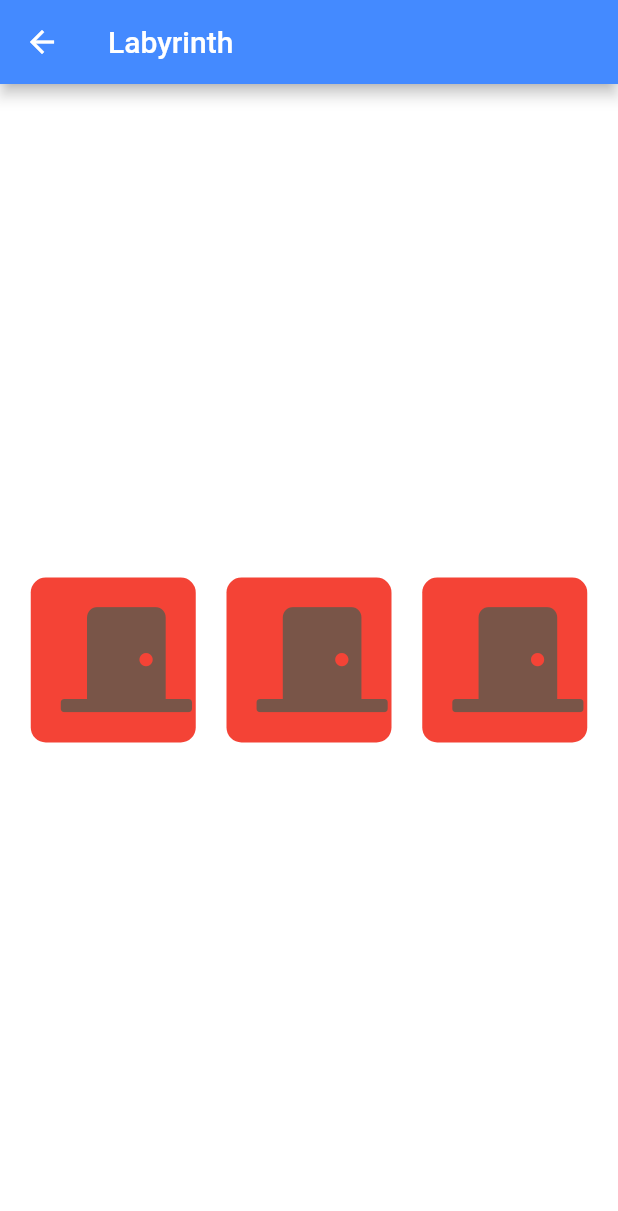
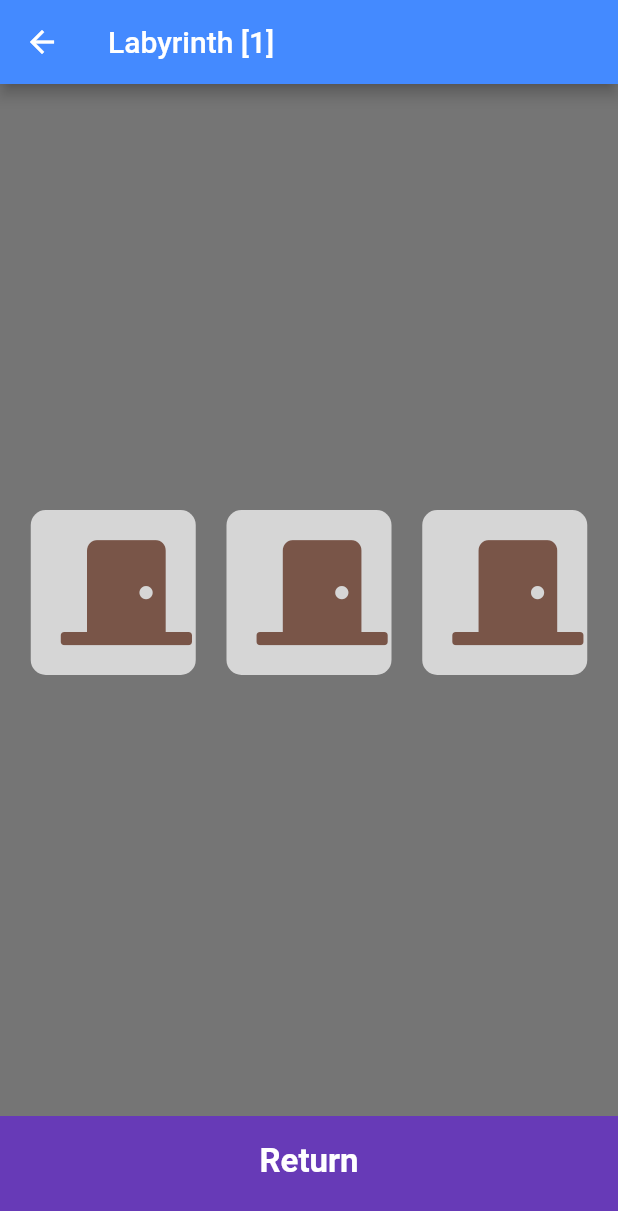
Before and after one commit to viqizevic/doors-labyrinth-flutter, a Flutter app: the screen it shows after launch, after a tap on an icon or button, on a phone screen of 412 x 824 dp. Shown: the top 1211 px of the screen. Run offline on Flutter 3.47's test engine with Material 2 defaults, Android fonts, the phone set to English and light mode, and no system bars; our stand-ins replace font_awesome_flutter.

Commit message:
Done labyrinth

```diff
--- /dev/null
+++ b/lib/components/bottom_button.dart
@@ -0,0 +1,32 @@
+import 'package:flutter/material.dart';
+import 'package:doors_labyrinth_flutter/constants.dart';
+
+class BottomButton extends StatelessWidget {
+  const BottomButton({
+    @required this.title,
+    this.onTap,
+  });
+
+  final String title;
+  final Function onTap;
+
+  @override
+  Widget build(BuildContext context) {
+    return GestureDetector(
+      onTap: onTap,
+      child: Container(
+        child: Center(
+          child: Text(
+            title,
+            style: kLargeButtonTextStyle,
+          ),
+        ),
+        color: kBottomContainerColor,
+        height: kBottomContainerHeight,
+        width: double.infinity,
+        margin: EdgeInsets.only(top: 10.0),
+        padding: EdgeInsets.only(bottom: 20.0),
+      ),
+    );
+  }
+}
--- a/lib/components/door_element.dart
+++ b/lib/components/door_element.dart
@@ -2,8 +2,17 @@ import 'package:flutter/material.dart';
 import 'package:doors_labyrinth_flutter/constants.dart';
 import 'package:font_awesome_flutter/font_awesome_flutter.dart';
 import 'package:doors_labyrinth_flutter/screens/doors_page.dart';
+import 'package:doors_labyrinth_flutter/labyrinth_map.dart';
 
 class DoorElement extends StatelessWidget {
+  DoorElement({
+    @required this.doorNumber,
+    @required this.labyrinthMap,
+  });
+
+  final int doorNumber;
+  final LabyrinthMap labyrinthMap;
+
   @override
   Widget build(BuildContext context) {
     return Column(
@@ -11,10 +20,13 @@ class DoorElement extends StatelessWidget {
       children: <Widget>[
         GestureDetector(
           onTap: () {
+            labyrinthMap.moveOn(doorNumber);
             Navigator.push(
               context,
               MaterialPageRoute(builder: (context) {
-                return DoorsPage();
+                return DoorsPage(
+                  labyrinthMap: labyrinthMap,
+                );
               }),
             );
           },
@@ -26,7 +38,7 @@ class DoorElement extends StatelessWidget {
             ),
             padding: EdgeInsets.all(20.0),
             decoration: BoxDecoration(
-              color: Colors.red,
+              color: Colors.white70,
               borderRadius: BorderRadius.circular(10.0),
             ),
           ),
--- a/lib/constants.dart
+++ b/lib/constants.dart
@@ -3,16 +3,21 @@ import 'package:flutter/material.dart';
 const double kBottomContainerHeight = 80.0;
 const Color kDoorColor = Colors.brown;
 const Color kBoxColor = Colors.blueAccent;
-const Color kBottomContainerColor = Colors.purpleAccent;
+const Color kBottomContainerColor = Colors.deepPurple;
 
 const kLabelTextStyle = TextStyle(
-  fontSize: 18.0,
+  fontSize: 22.0,
   color: Color(0xFF8D8E98),
   fontWeight: FontWeight.bold,
 );
 
 const kResultTextStyle = TextStyle(
   fontSize: 22.0,
-  color: Colors.red,
+  color: Colors.greenAccent,
   fontWeight: FontWeight.bold,
 );
+
+const kLargeButtonTextStyle = TextStyle(
+  fontSize: 22.0,
+  fontWeight: FontWeight.bold,
+);
--- /dev/null
+++ b/lib/labyrinth_map.dart
@@ -0,0 +1,31 @@
+class LabyrinthMap {
+  List<int> _path = [];
+
+  String toString() {
+    return _path.toString();
+  }
+
+  bool isAtTheBeginning() {
+    return _path.isEmpty;
+  }
+
+  void moveOn(int doorNumber) {
+    _path.add(doorNumber);
+  }
+
+  void returnToPreviousDoor() {
+    _path.removeLast();
+  }
+
+  bool findTheWayOut() {
+    return _path.toString() == '[3, 2, 1]';
+  }
+
+  bool isStuckInLabyrinth() {
+    return !findTheWayOut();
+  }
+
+  bool isGoingToDeep() {
+    return 4 <= _path.length;
+  }
+}
--- a/lib/main.dart
+++ b/lib/main.dart
@@ -1,18 +1,23 @@
 import 'package:flutter/material.dart';
 import 'package:doors_labyrinth_flutter/screens/doors_page.dart';
+import 'labyrinth_map.dart';
 
 void main() => runApp(DoorsLabyrinth());
 
 class DoorsLabyrinth extends StatelessWidget {
+  final LabyrinthMap labyrinthMap = LabyrinthMap();
+
   @override
   Widget build(BuildContext context) {
     return MaterialApp(
       theme: ThemeData.dark().copyWith(
         primaryColor: Colors.blueAccent,
-        scaffoldBackgroundColor: Colors.white,
+        scaffoldBackgroundColor: Colors.black54,
         accentColor: Colors.deepPurpleAccent,
       ),
-      home: DoorsPage(),
+      home: DoorsPage(
+        labyrinthMap: labyrinthMap,
+      ),
     );
   }
 }
--- a/lib/screens/doors_page.dart
+++ b/lib/screens/doors_page.dart
@@ -1,20 +1,106 @@
 import 'package:flutter/material.dart';
 import 'package:doors_labyrinth_flutter/components/door_element.dart';
+import 'package:doors_labyrinth_flutter/labyrinth_map.dart';
+import 'package:doors_labyrinth_flutter/components/bottom_button.dart';
+import 'package:doors_labyrinth_flutter/constants.dart';
 
 class DoorsPage extends StatelessWidget {
+  DoorsPage({
+    @required this.labyrinthMap,
+  });
+
+  final LabyrinthMap labyrinthMap;
+
+  String titleText() {
+    String title = 'Labyrinth';
+    if (!labyrinthMap.isAtTheBeginning()) {
+      title += ' $labyrinthMap';
+    }
+    return title;
+  }
+
   @override
   Widget build(BuildContext context) {
     return Scaffold(
       appBar: AppBar(
-        title: Text('Labyrinth'),
+        title: Text(
+          titleText(),
+        ),
       ),
-      body: Row(
+      body: Column(
         mainAxisAlignment: MainAxisAlignment.spaceEvenly,
-        crossAxisAlignment: CrossAxisAlignment.center,
+        crossAxisAlignment: CrossAxisAlignment.stretch,
         children: <Widget>[
-          DoorElement(),
-          DoorElement(),
-          DoorElement(),
+          Visibility(
+            visible: labyrinthMap.isStuckInLabyrinth(),
+            child: Expanded(
+              child: Column(
+                mainAxisAlignment: MainAxisAlignment.center,
+                children: <Widget>[
+                  Visibility(
+                    visible: !labyrinthMap.isGoingToDeep(),
+                    child: Row(
+                      mainAxisAlignment: MainAxisAlignment.spaceEvenly,
+                      crossAxisAlignment: CrossAxisAlignment.center,
+                      children: <Widget>[
+                        DoorElement(
+                          doorNumber: 1,
+                          labyrinthMap: labyrinthMap,
+                        ),
+                        DoorElement(
+                          doorNumber: 2,
+                          labyrinthMap: labyrinthMap,
+                        ),
+                        DoorElement(
+                          doorNumber: 3,
+                          labyrinthMap: labyrinthMap,
+                        ),
+                      ],
+                    ),
+                  ),
+                  Visibility(
+                    visible: labyrinthMap.isGoingToDeep(),
+                    child: Expanded(
+                      child: Center(
+                        child: Text(
+                          'Nothing here.',
+                          style: kLabelTextStyle,
+                        ),
+                      ),
+                    ),
+                  ),
+                ],
+              ),
+            ),
+          ),
+          Visibility(
+            visible: labyrinthMap.findTheWayOut(),
+            child: Expanded(
+              child: Center(
+                child: Text(
+                  'Hurray! You found the way out!',
+                  style: kResultTextStyle,
+                ),
+              ),
+            ),
+          ),
+          Visibility(
+            visible: labyrinthMap.isAtTheBeginning(),
+            child: BottomButton(
+              title: 'Choose one door above.',
+              onTap: () {},
+            ),
+          ),
+          Visibility(
+            visible: !labyrinthMap.isAtTheBeginning(),
+            child: BottomButton(
+              title: 'Return',
+              onTap: () {
+                labyrinthMap.returnToPreviousDoor();
+                Navigator.pop(context);
+              },
+            ),
+          ),
         ],
       ),
     );
--- a/lib/screens/finish_page.dart
+++ /dev/null
@@ -1,28 +0,0 @@
-import 'package:flutter/material.dart';
-import 'package:doors_labyrinth_flutter/constants.dart';
-
-class FinishPage extends StatefulWidget {
-  @override
-  _FinishPageState createState() => _FinishPageState();
-}
-
-class _FinishPageState extends State<FinishPage> {
-  @override
-  Widget build(BuildContext context) {
-    return Scaffold(
-      appBar: AppBar(
-        title: Text('Labyrinth'),
-      ),
-      body: Row(
-        mainAxisAlignment: MainAxisAlignment.spaceEvenly,
-        crossAxisAlignment: CrossAxisAlignment.center,
-        children: <Widget>[
-          Text(
-            "You did it!",
-            style: kResultTextStyle,
-          ),
-        ],
-      ),
-    );
-  }
-}
```
Also changed, not shown: 2 other files.
